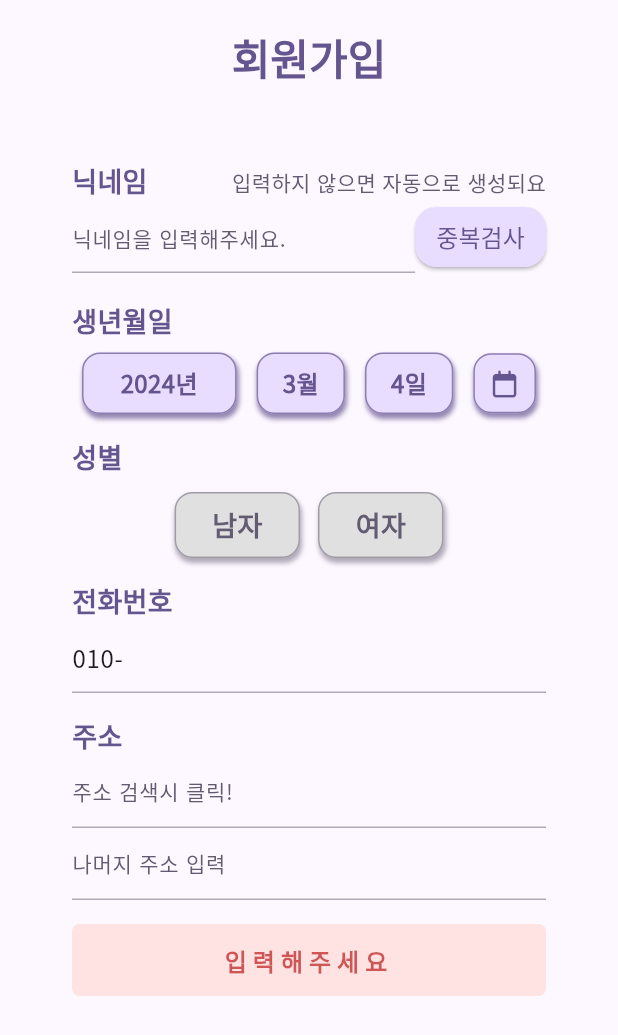
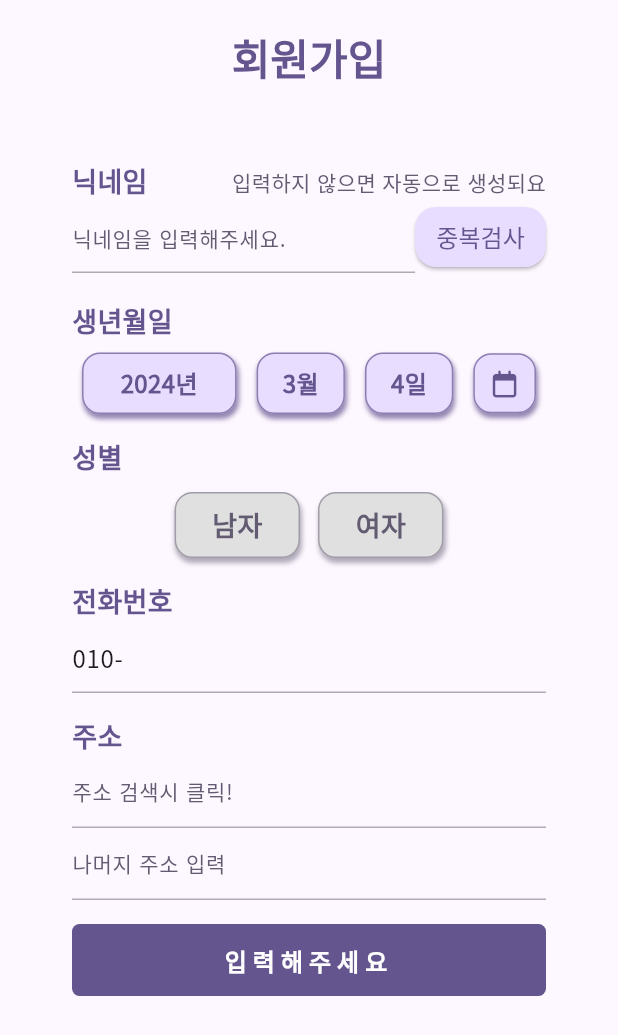
Before and after one commit to megar0829/MALLOOK, a Flutter app: the screen it shows after launch, on a phone screen of 412 x 824 dp. Shown: the top 1035 px of the screen. Run offline on Flutter 3.47's test engine with Material 3 defaults, Android fonts, the phone set to English and light mode, and no system bars; our stand-ins replace awesome_bottom_bar, font_awesome_flutter, google_fonts; missing offline and left inert: remedi_kopo.

Commit message:
:recycle: change theme color

```diff
--- a/app/mallook/lib/feature/sign_up/widgets/form_button.dart
+++ b/app/mallook/lib/feature/sign_up/widgets/form_button.dart
@@ -27,14 +27,14 @@ class FormButton extends StatelessWidget {
           decoration: BoxDecoration(
             borderRadius: BorderRadius.circular(Sizes.size5),
             color: disabled
-                ? Theme.of(context).colorScheme.errorContainer.withOpacity(0.7)
+                ? Theme.of(context).colorScheme.primary
                 : Theme.of(context).colorScheme.primaryContainer,
           ),
           duration: const Duration(milliseconds: 300),
           child: AnimatedDefaultTextStyle(
             style: TextStyle(
               color: disabled
-                  ? Theme.of(context).colorScheme.error.withOpacity(0.7)
+                  ? Theme.of(context).colorScheme.onPrimary
                   : Theme.of(context).colorScheme.primary,
               fontWeight: FontWeight.w600,
               fontSize: Sizes.size16,
```
